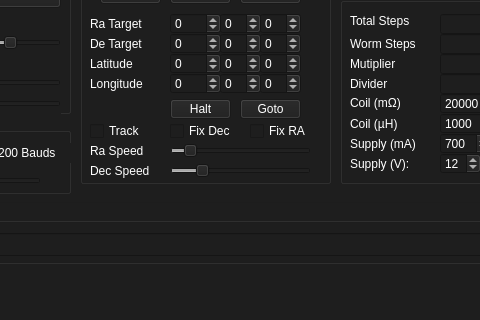
Qt form mainwindow.ui (ahp-electronics/gt-configurator) before a commit; both pictures show x 420 to 900 and y 337 to 657 of the 1100 by 657 pixel window.
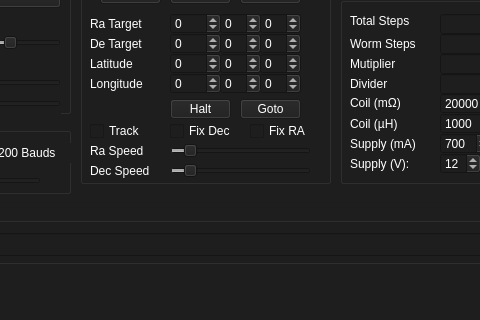
The same form after that commit.

Commit message: Maximum speed 2000x on dec into ui

```diff
--- a/mainwindow.ui
+++ b/mainwindow.ui
@@ -184,7 +184,7 @@
        <number>1</number>
       </property>
       <property name="maximum">
-       <number>1000</number>
+       <number>2000</number>
       </property>
       <property name="value">
        <number>200</number>
```
